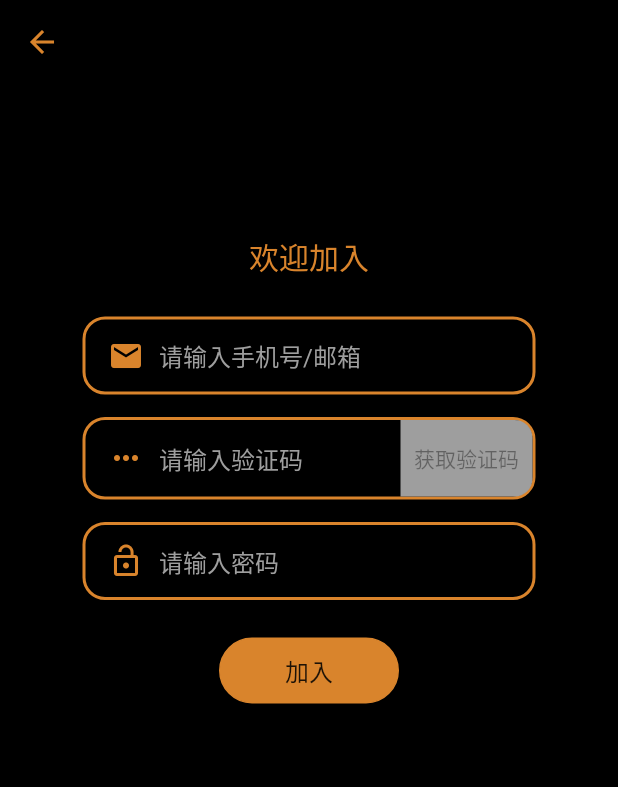
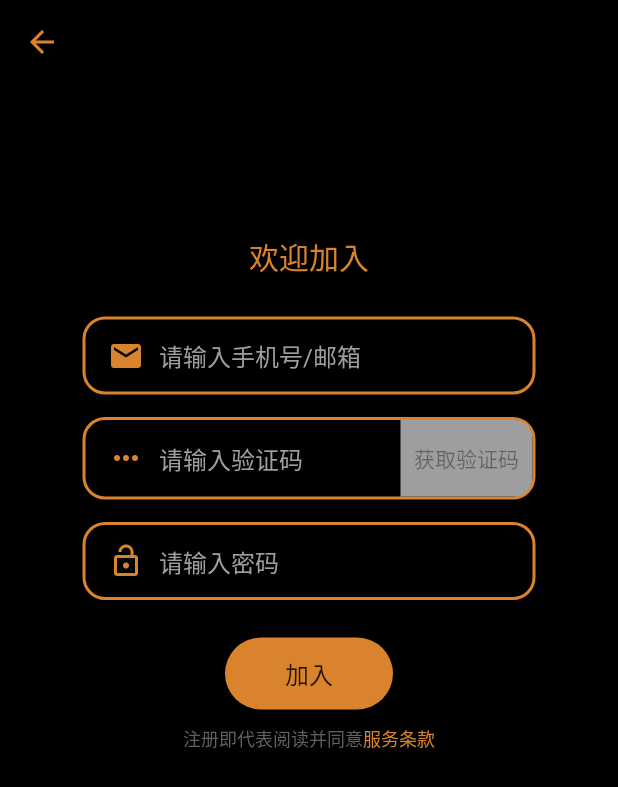
Before and after one commit to btbj/safechair_flutter, a Flutter app: the screen it shows after launch, after a tap on "用户注册", on a phone screen of 412 x 824 dp. Shown: the top 787 px of the screen. Run offline on Flutter 3.47's test engine with Material 2 defaults, Android fonts, the phone set to English and light mode, and no system bars; our stand-ins replace flutter_local_notifications, rxdart; missing offline and left inert: beacons.

Commit message:
添加服务条款页面，忘记密码页面，修改基本按钮以及基本面板

```diff
--- a/lib/ui_elements/basic_btn.dart
+++ b/lib/ui_elements/basic_btn.dart
@@ -8,17 +8,16 @@ class BasicBtn extends StatelessWidget {
 
   @override
   Widget build(BuildContext context) {
-    return Container(
-      height: 44,
-      width: 120,
-      decoration: BoxDecoration(
-        borderRadius: BorderRadius.circular(22.0),
-        border: Border.all(color: Theme.of(context).primaryColor),
-        color: Theme.of(context).primaryColor,
-      ),
-      child: FlatButton(
-        child: Text(label, style: TextStyle(fontSize: 16)),
-        onPressed: onTap,
+    final Color primaryColor = Theme.of(context).primaryColor;
+
+    return FlatButton(
+      child: Text(label, style: TextStyle(fontSize: 16)),
+      onPressed: onTap,
+      color: primaryColor,
+      disabledColor: Colors.grey,
+      padding: EdgeInsets.symmetric(vertical: 12, horizontal: 40),
+      shape: RoundedRectangleBorder(
+        borderRadius: BorderRadiusDirectional.all(Radius.circular(25.0)),
       ),
     );
   }
--- a/lib/ui_elements/basic_plate.dart
+++ b/lib/ui_elements/basic_plate.dart
@@ -2,11 +2,14 @@ import 'package:flutter/material.dart';
 
 class BasicPlate extends StatelessWidget {
   final Widget child;
+  final String title;
 
-  BasicPlate({this.child});
+  BasicPlate({this.title = '', this.child});
 
   @override
   Widget build(BuildContext context) {
+    final Color primaryColor = Theme.of(context).primaryColor;
+
     return GestureDetector(
       onTap: () {
         FocusScope.of(context).requestFocus(FocusNode());
@@ -14,9 +17,11 @@ class BasicPlate extends StatelessWidget {
       child: Scaffold(
         appBar: AppBar(
           backgroundColor: Colors.black,
-          iconTheme: IconThemeData(
-            color: Theme.of(context).primaryColor, //change your color here
+          title: Text(
+            title,
+            style: TextStyle(color: primaryColor),
           ),
+          iconTheme: IconThemeData(color: primaryColor),
         ),
         backgroundColor: Colors.black,
         body: ListView(
--- a/lib/views/login/login.dart
+++ b/lib/views/login/login.dart
@@ -6,7 +6,10 @@ import 'package:safe_chair/ui_elements/basic_btn.dart';
 import 'package:safe_chair/ui_elements/input_box.dart';
 import './components/logo_box.dart';
 
-import 'package:safe_chair/views/register/register.dart';
+import './register/register.dart';
+import './resetpwd/resetpwd.dart';
+
+import 'package:safe_chair/views/policy/service_policy.dart';
 
 class LoginPage extends StatefulWidget {
   @override
@@ -66,6 +69,10 @@ class _LoginPageState extends State<LoginPage> {
       ),
       onTap: () {
         print('reset pwd');
+        Navigator.push(
+          context,
+          MaterialPageRoute(builder: (context) => ResetpwdPage()),
+        );
       },
     );
   }
@@ -107,6 +114,42 @@ class _LoginPageState extends State<LoginPage> {
     );
   }
 
+  Widget _buildLoginBtn() {
+    return BasicBtn(
+      label: '登录',
+      onTap: () {
+        print('username: ${usernameCtr.text}');
+        print('password: ${passwordCtr.text}');
+        _model.login();
+      },
+    );
+  }
+
+  Widget _buildPolicyInfo() {
+    return Row(
+      mainAxisAlignment: MainAxisAlignment.center,
+      children: <Widget>[
+        Text(
+          '登录即代表阅读并同意',
+          style: TextStyle(color: Colors.grey[700], fontSize: 12),
+        ),
+        GestureDetector(
+          child: Text(
+            '服务条款',
+            style: TextStyle(color: Theme.of(context).primaryColor, fontSize: 12),
+          ),
+          onTap: () {
+            print('service policy');
+            Navigator.push(
+              context,
+              MaterialPageRoute(builder: (context) => ServicePolicyPage()),
+            );
+          },
+        )
+      ],
+    );
+  }
+
   @override
   Widget build(BuildContext context) {
     return Scaffold(
@@ -123,14 +166,9 @@ class _LoginPageState extends State<LoginPage> {
                 SizedBox(height: 100),
                 _buildLoginForm(),
                 SizedBox(height: 100),
-                BasicBtn(
-                  label: '登录',
-                  onTap: () {
-                    print('username: ${usernameCtr.text}');
-                    print('password: ${passwordCtr.text}');
-                    _model.login();
-                  },
-                ),
+                _buildLoginBtn(),
+                SizedBox(height: 10),
+                _buildPolicyInfo(),
               ],
             ),
           )
--- /dev/null
+++ b/lib/views/login/register/register.dart
@@ -0,0 +1,132 @@
+import 'package:flutter/material.dart';
+import 'package:safe_chair/ui_elements/basic_plate.dart';
+import 'package:safe_chair/ui_elements/input_box.dart';
+import 'package:safe_chair/ui_elements/basic_btn.dart';
+import 'package:safe_chair/ui_elements/code_btn.dart';
+
+import 'package:safe_chair/views/policy/service_policy.dart';
+
+class RegisterPage extends StatefulWidget {
+  @override
+  _RegisterPageState createState() => _RegisterPageState();
+}
+
+class _RegisterPageState extends State<RegisterPage> {
+  GlobalKey<FormState> _formKey = GlobalKey<FormState>();
+  final TextEditingController usernameCtr = TextEditingController();
+  final TextEditingController codeCtr = TextEditingController();
+  final TextEditingController passwordCtr = TextEditingController();
+
+  Widget _buildTitle() {
+    Color primaryColor = Theme.of(context).primaryColor;
+    return Text(
+      '欢迎加入',
+      style: TextStyle(color: primaryColor, fontSize: 20),
+    );
+  }
+
+  Widget _buildUsernameTextField() {
+    return InputBox(
+      controller: usernameCtr,
+      icon: Icons.email,
+      hintText: '请输入手机号/邮箱',
+    );
+  }
+
+  Widget _buildCodeTextField() {
+    return InputBox(
+      controller: codeCtr,
+      icon: Icons.more_horiz,
+      hintText: '请输入验证码',
+      suffix: _buildGetCodeBtn(),
+    );
+  }
+
+  Widget _buildGetCodeBtn() {
+    return CodeBtn(controller: usernameCtr);
+  }
+
+  Widget _buildPasswordTextField() {
+    return InputBox(
+      controller: passwordCtr,
+      icon: Icons.lock_open,
+      hintText: '请输入密码',
+    );
+  }
+
+  Widget _buildRegisterForm() {
+    return Container(
+      margin: EdgeInsets.symmetric(horizontal: 55.0, vertical: 5.0),
+      child: Form(
+        key: _formKey,
+        child: Column(
+          mainAxisSize: MainAxisSize.min,
+          children: <Widget>[
+            _buildUsernameTextField(),
+            SizedBox(height: 15),
+            _buildCodeTextField(),
+            SizedBox(height: 15),
+            _buildPasswordTextField(),
+          ],
+        ),
+      ),
+    );
+  }
+
+  Widget _buildRegisterBtn() {
+    return BasicBtn(
+      label: '加入',
+      onTap: () {
+        print('username: ${usernameCtr.text}');
+        print('code: ${codeCtr.text}');
+        print('password: ${passwordCtr.text}');
+      },
+    );
+  }
+
+  Widget _buildPolicyInfo() {
+    return Row(
+      mainAxisAlignment: MainAxisAlignment.center,
+      children: <Widget>[
+        Text(
+          '注册即代表阅读并同意',
+          style: TextStyle(color: Colors.grey[700], fontSize: 12),
+        ),
+        GestureDetector(
+          child: Text(
+            '服务条款',
+            style:
+                TextStyle(color: Theme.of(context).primaryColor, fontSize: 12),
+          ),
+          onTap: () {
+            print('service policy');
+            Navigator.push(
+              context,
+              MaterialPageRoute(builder: (context) => ServicePolicyPage()),
+            );
+          },
+        )
+      ],
+    );
+  }
+
+  @override
+  Widget build(BuildContext context) {
+    return BasicPlate(
+      child: Column(
+        mainAxisSize: MainAxisSize.max,
+        mainAxisAlignment: MainAxisAlignment.start,
+        children: <Widget>[
+          SizedBox(height: 100),
+          _buildTitle(),
+          SizedBox(height: 20),
+          _buildRegisterForm(),
+          SizedBox(height: 20),
+          _buildRegisterBtn(),
+          SizedBox(height: 10),
+          _buildPolicyInfo(),
+        ],
+      ),
+    );
+  }
+}
--- a/lib/views/register/register.dart
+++ b/lib/views/login/resetpwd/resetpwd.dart
@@ -2,14 +2,14 @@ import 'package:flutter/material.dart';
 import 'package:safe_chair/ui_elements/basic_plate.dart';
 import 'package:safe_chair/ui_elements/input_box.dart';
 import 'package:safe_chair/ui_elements/basic_btn.dart';
-import './components/code_btn.dart';
+import 'package:safe_chair/ui_elements/code_btn.dart';
 
-class RegisterPage extends StatefulWidget {
+class ResetpwdPage extends StatefulWidget {
   @override
-  _RegisterPageState createState() => _RegisterPageState();
+  _ResetpwdPageState createState() => _ResetpwdPageState();
 }
 
-class _RegisterPageState extends State<RegisterPage> {
+class _ResetpwdPageState extends State<ResetpwdPage> {
   GlobalKey<FormState> _formKey = GlobalKey<FormState>();
   final TextEditingController usernameCtr = TextEditingController();
   final TextEditingController codeCtr = TextEditingController();
@@ -74,17 +74,17 @@ class _RegisterPageState extends State<RegisterPage> {
   @override
   Widget build(BuildContext context) {
     return BasicPlate(
+      title: '重设密码',
       child: Column(
         mainAxisSize: MainAxisSize.max,
         mainAxisAlignment: MainAxisAlignment.start,
         children: <Widget>[
           SizedBox(height: 100),
-          _buildTitle(),
           SizedBox(height: 20),
           _buildRegisterForm(),
           SizedBox(height: 20),
           BasicBtn(
-            label: '加入',
+            label: '完成',
             onTap: () {
               print('username: ${usernameCtr.text}');
               print('code: ${codeCtr.text}');
--- /dev/null
+++ b/lib/views/policy/service_policy.dart
@@ -0,0 +1,18 @@
+import 'package:flutter/material.dart';
+import 'package:safe_chair/ui_elements/basic_plate.dart';
+
+class ServicePolicyPage extends StatelessWidget {
+  @override
+  Widget build(BuildContext context) {
+    final Color primaryColor = Theme.of(context).primaryColor;
+    return BasicPlate(
+      title: '服务协议',
+      child: Center(
+        child: Text(
+          'service policy',
+          style: TextStyle(color: primaryColor),
+        ),
+      ),
+    );
+  }
+}
```
Also changed, not shown: lib/ui_elements/code_btn.dart (renamed from lib/views/register/components/code_btn.dart).
